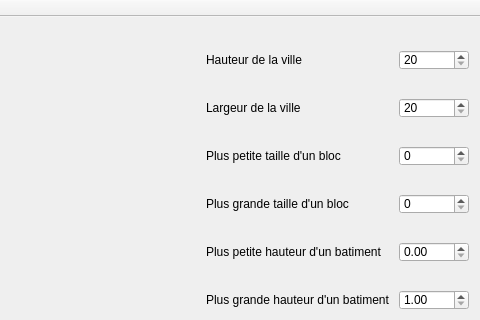
Above: mainwindow.ui from haxelion/CityGenerator before the change; both pictures show x 311 to 791 and y 0 to 320 of the 791 by 569 pixel window. Below: the same form after it.
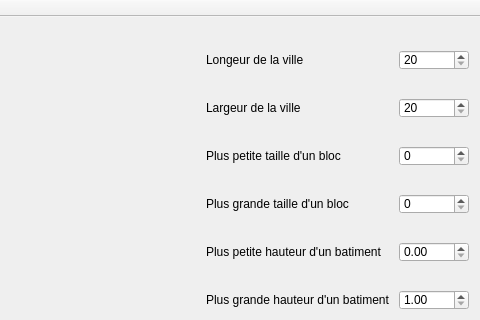
That is the form after the change.

Commit message: Changement des noms

Patch:
```diff
--- a/mainwindow.ui
+++ b/mainwindow.ui
@@ -68,7 +68,7 @@
            </size>
           </property>
           <property name="text">
-           <string>Hauteur de la ville</string>
+           <string>Longeur de la ville</string>
           </property>
          </widget>
         </item>
```
Left out of the diff: 6 changed lines with no effect on the pictures.
